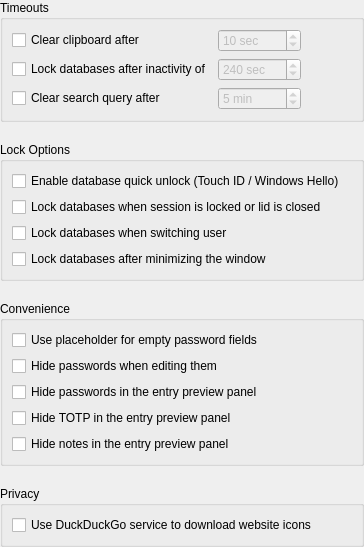
OpenVireo/openvireo, file src/gui/ApplicationSettingsWidgetSecurity.ui: the form before one commit.
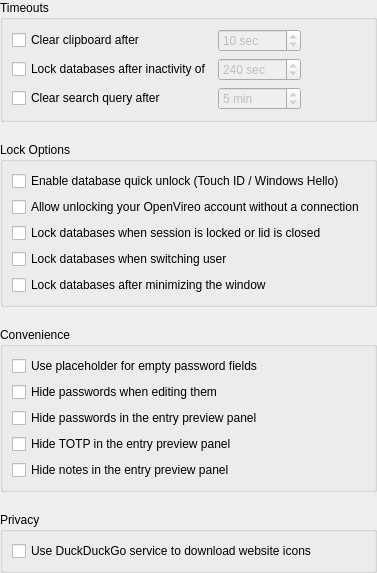
The form after the commit. Custom widgets are drawn as their Qt base class.

Commit message:
Accounts: unlock offline from a cached keyset (SPEC §20)
AccountManager keeps the wrapped keyset, KDF settings, org list and the
GET /vaults list in <accounts>/<id>/offline.json and falls back to them
when the servers can't be reached (no answer or 502/503/504), never when
they refuse. While offline it retries with backoff and on reachability
changes; GET /vaults answering again ends offline mode. Ending the session
wipes the cache, and Settings > Security can turn it off.

Patch:
```diff
--- a/src/gui/ApplicationSettingsWidgetSecurity.ui
+++ b/src/gui/ApplicationSettingsWidgetSecurity.ui
@@ -172,6 +172,16 @@
         </property>
        </widget>
       </item>
+      <item>
+       <widget class="VaultCheckBox" name="allowOfflineUnlockCheckBox">
+        <property name="toolTip">
+         <string>Keeps your account's encrypted keys on this device, so it unlocks with your master password and Secret Key while the servers can't be reached</string>
+        </property>
+        <property name="text">
+         <string>Allow unlocking your OpenVireo account without a connection</string>
+        </property>
+       </widget>
+      </item>
       <item>
        <widget class="VaultCheckBox" name="lockDatabaseOnScreenLockCheckBox">
         <property name="text">
```
Left out of the diff: 1 changed line with no effect on the pictures. The commit also changes 12 other files.
